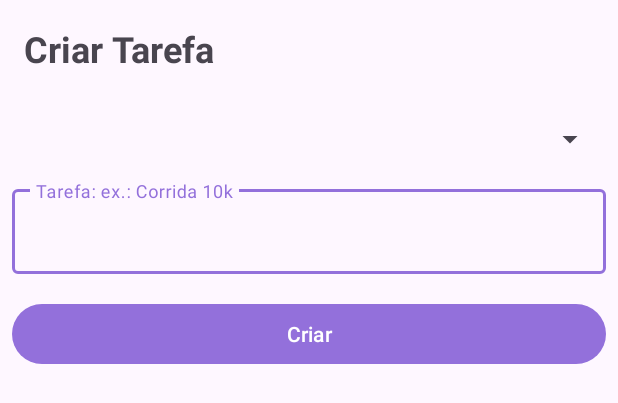
After one commit to marcoaferreira/Tasks, an Android app: the layout create_task_bottom_sheet.xml on its own in the app's theme, with its tools: preview values and no code run, on a phone screen of 412 x 824 dp. The commit adds this screen. Shown: the top 403 px of the screen. Run offline under Robolectric (Android 15) with nearby library versions, the phone set to English and light mode, and no system bars.

Commit message:
[minor] Implemented create new task asction and persisted new tas

```diff
--- a/app/src/main/java/com/devspace/taskbeats/TaskDao.kt
+++ b/app/src/main/java/com/devspace/taskbeats/TaskDao.kt
@@ -12,4 +12,7 @@ interface TaskDao {
 
     @Insert(onConflict = OnConflictStrategy.REPLACE)
     fun insertAll(taskEntity: List<TaskEntity>)
+
+    @Insert(onConflict = OnConflictStrategy.REPLACE)
+    fun insert(taskEntity: TaskEntity)
 }
--- a/app/src/main/res/layout/activity_main.xml
+++ b/app/src/main/res/layout/activity_main.xml
@@ -43,7 +43,7 @@
         tools:listitem="@layout/item_task" />
 
     <com.google.android.material.floatingactionbutton.FloatingActionButton
-        android:id="@+id/fab"
+        android:id="@+id/fab_create_task"
         android:layout_width="wrap_content"
         android:layout_height="wrap_content"
         android:layout_margin="16dp"
--- /dev/null
+++ b/app/src/main/res/layout/create_task_bottom_sheet.xml
@@ -0,0 +1,51 @@
+<?xml version="1.0" encoding="utf-8"?>
+<LinearLayout xmlns:android="http://schemas.android.com/apk/res/android"
+    android:layout_width="match_parent"
+    android:layout_height="match_parent"
+    android:orientation="vertical">
+
+    <TextView
+        android:id="@+id/tv_title"
+        android:layout_width="match_parent"
+        android:layout_height="wrap_content"
+        android:layout_margin="16dp"
+        android:layout_marginStart="8dp"
+        android:layout_marginTop="16dp"
+        android:layout_marginEnd="8dp"
+        android:text="@string/create_task"
+        android:textSize="24sp"
+        android:textStyle="bold" />
+
+    <Spinner
+        android:id="@+id/category_list"
+        android:layout_width="match_parent"
+        android:layout_height="wrap_content"
+        android:layout_marginStart="8dp"
+        android:layout_marginTop="16dp"
+        android:layout_marginEnd="8dp"/>
+
+    <com.google.android.material.textfield.TextInputLayout
+        android:layout_width="match_parent"
+        android:layout_height="wrap_content"
+        android:layout_marginStart="8dp"
+        android:layout_marginTop="16dp"
+        android:layout_marginEnd="8dp">
+
+        <com.google.android.material.textfield.TextInputEditText
+            android:id="@+id/tie_task_name"
+            android:layout_width="match_parent"
+            android:layout_height="wrap_content"
+            android:hint="@string/hint_task_name"
+            android:minHeight="48dp" />
+    </com.google.android.material.textfield.TextInputLayout>
+
+    <Button
+        android:id="@+id/btn_create_task"
+        android:layout_width="match_parent"
+        android:layout_height="wrap_content"
+        android:layout_marginStart="8dp"
+        android:layout_marginTop="16dp"
+        android:layout_marginEnd="8dp"
+        android:text="@string/create_category_button_name" />
+
+</LinearLayout>
--- a/app/src/main/res/values/strings.xml
+++ b/app/src/main/res/values/strings.xml
@@ -4,4 +4,6 @@
     <string name="create_category">Criar categoria</string>
     <string name="hint_category_name">Nome da Categoria: ex.: Trabalho</string>
     <string name="create_category_button_name">Criar</string>
+    <string name="create_task">Criar Tarefa</string>
+    <string name="hint_task_name">Tarefa: ex.: Corrida 10k</string>
 </resources>
```
Also changed, not shown: app/src/main/java/com/devspace/taskbeats/CreateTaskBottomSheet.kt (added, +76 -0 lines), app/src/main/java/com/devspace/taskbeats/MainActivity.kt (+35 -7 lines).
